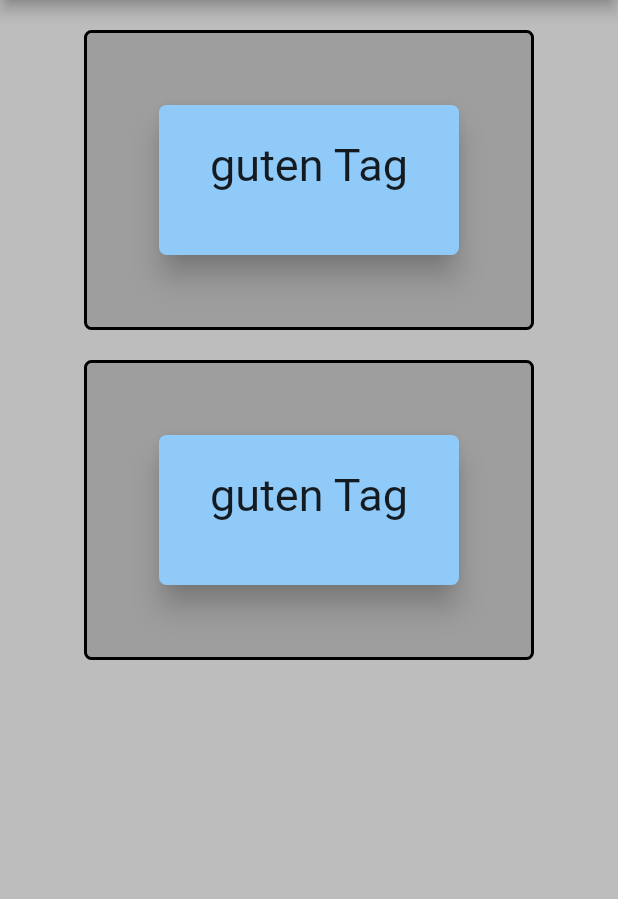
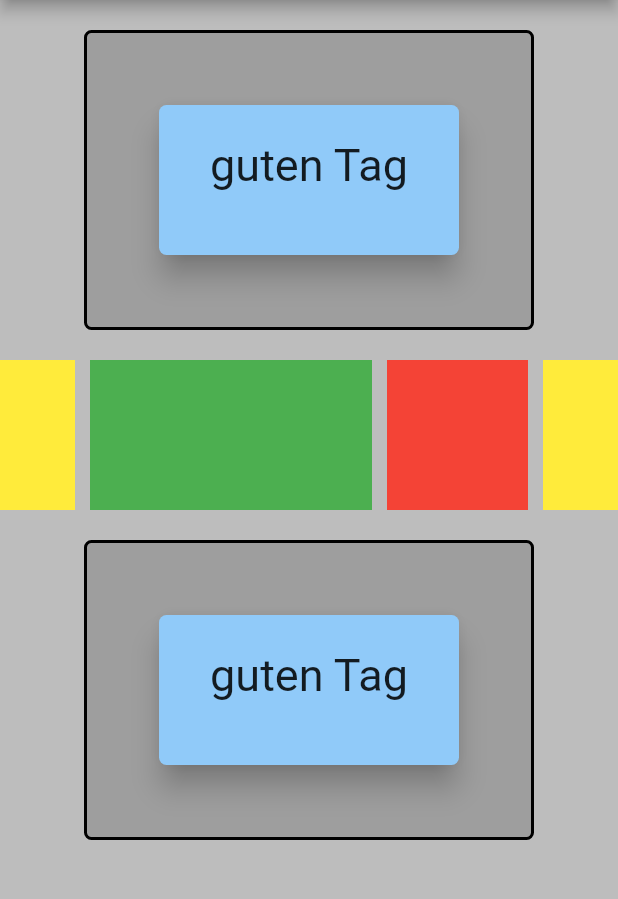
Before and after one commit to markusweiss/flutter-train, a Flutter app: the screen it shows after launch, on a phone screen of 412 x 824 dp, the part 84-983 px from its top. Run offline on Flutter 3.47's test engine with Material 2 defaults, Android fonts, the phone set to English and light mode, and no system bars; Roboto replaces fonts that are missing (Ruby).

Commit message:
add row expanded widget

```diff
--- a/flutter_grundlagen/testapp/lib/presentation/pages/widgets_example_page.dart
+++ b/flutter_grundlagen/testapp/lib/presentation/pages/widgets_example_page.dart
@@ -1,5 +1,6 @@
 import 'package:flutter/material.dart';
 import 'package:testapp/presentation/widgets/container.text.dart';
+import 'package:testapp/presentation/widgets/row_expanded.dart';
 
 class WidgetsExamplePage extends StatelessWidget {
   const WidgetsExamplePage({super.key});
@@ -29,6 +30,10 @@ class WidgetsExamplePage extends StatelessWidget {
             SizedBox(
               height: 20,
             ),
+            RowExpanded(),
+            SizedBox(
+              height: 20,
+            ),
             ContainerText(),
           ],
         ),
--- /dev/null
+++ b/flutter_grundlagen/testapp/lib/presentation/widgets/row_expanded.dart
@@ -0,0 +1,45 @@
+import 'package:flutter/material.dart';
+
+class RowExpanded extends StatelessWidget {
+  const RowExpanded({Key? key}) : super(key: key);
+
+  @override
+  Widget build(BuildContext context) {
+    return Row(
+      //mainAxisAlignment: MainAxisAlignment.spaceAround,
+      children: [
+        Container(
+          color: Colors.yellow,
+          height: 100,
+          width: 50,
+        ),
+        const SizedBox(
+          width: 10,
+        ),
+        Expanded(
+            flex: 2,
+            child: Container(
+              color: Colors.green,
+              height: 100,
+            )),
+        const SizedBox(
+          width: 10,
+        ),
+        Expanded(
+            flex: 1,
+            child: Container(
+              color: Colors.red,
+              height: 100,
+            )),
+        const SizedBox(
+          width: 10,
+        ),
+        Container(
+          color: Colors.yellow,
+          height: 100,
+          width: 50,
+        )
+      ],
+    );
+  }
+}
```
